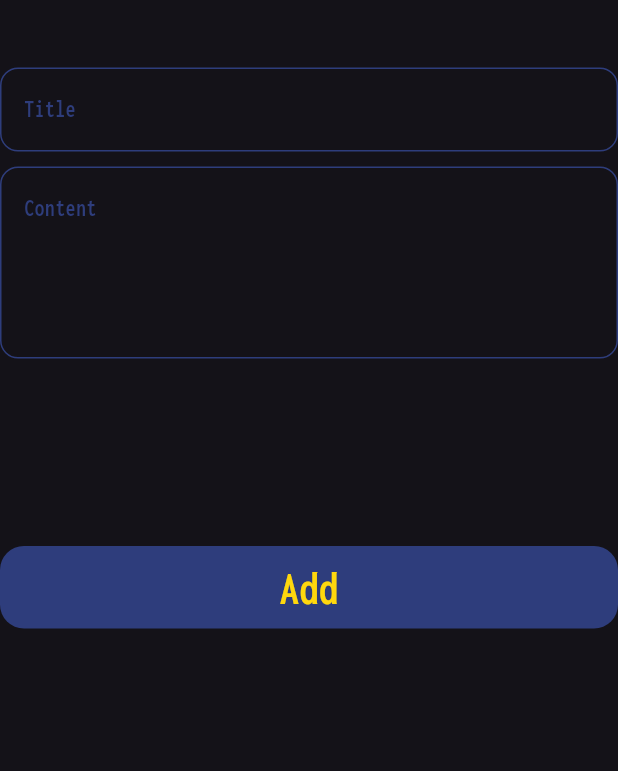
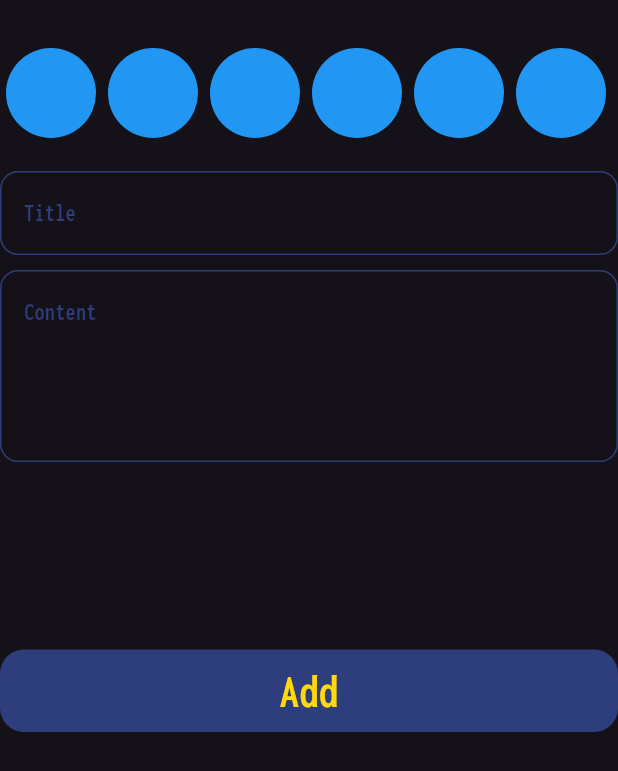
Before and after one commit to Ahmed-Yakan-10/Brainstorm-Hub, a Flutter app: the AddNoteForm widget shown alone on an empty page, opened directly, on a phone screen of 412 x 824 dp. Shown: the top 771 px of the screen. Run offline on Flutter 3.47's test engine with Material 3 defaults, Android fonts, the phone set to English and light mode, and no system bars; our stand-ins replace flutter_bloc, font_awesome_flutter, hive, hive_flutter, modal_progress_hud_nsn; accounts and stored records are empty.

Commit message:
create color List View part one

```diff
--- a/lib/widgets/add_note_form.dart
+++ b/lib/widgets/add_note_form.dart
@@ -1,5 +1,6 @@
 import 'package:brainstorm_hub/cubits/add_note_cubit/add_notes_cubit.dart';
 import 'package:brainstorm_hub/models/note_model.dart';
+import 'package:brainstorm_hub/widgets/colors_list_view.dart';
 import 'package:brainstorm_hub/widgets/custom_button.dart';
 import 'package:brainstorm_hub/widgets/custom_text_field.dart';
 import 'package:flutter/material.dart';
@@ -27,7 +28,14 @@ class _AddNoteFormState extends State<AddNoteForm> {
       child: Column(
         children: [
           SizedBox(
-            height: 45,
+            height: 30,
+          ),
+          SizedBox(
+            height: 64,
+            child: ColorListView(),
+          ),
+          SizedBox(
+            height: 20,
           ),
           CustomTextField(
             hintText: 'Title',
@@ -51,14 +59,14 @@ class _AddNoteFormState extends State<AddNoteForm> {
           BlocBuilder<AddNotesCubit, AddNotesState>(
             builder: (context, state) {
               return CustomButton(
-                isLoading: state is AddNotesLoading ? true:false,
+                isLoading: state is AddNotesLoading ? true : false,
                 onTap: () {
                   print('object');
                   if (formKey.currentState!.validate()) {
                     formKey.currentState!.save();
                     var currentDate = DateTime.now();
                     var formattedCurrentDate =
-                    DateFormat('dd-MM-yyyy').format(currentDate);
+                        DateFormat('dd-MM-yyyy').format(currentDate);
                     var noteModel = NoteModel(
                       title: title!,
                       subTitle: subTitle!,
--- /dev/null
+++ b/lib/widgets/colors_list_view.dart
@@ -0,0 +1,33 @@
+
+import 'package:flutter/material.dart';
+
+class ColorItem extends StatelessWidget {
+  const ColorItem({super.key});
+
+  @override
+  Widget build(BuildContext context) {
+    return Padding(
+      padding: const EdgeInsets.all(2),
+      child: const CircleAvatar(
+        backgroundColor: Colors.blue,
+        radius: 32,
+      ),
+    );
+  }
+}
+
+class ColorListView extends StatelessWidget {
+  const ColorListView({super.key});
+
+  @override
+  Widget build(BuildContext context) {
+    return ListView.builder(
+      itemCount: 10,
+      scrollDirection: Axis.horizontal,
+      physics: BouncingScrollPhysics(),
+      itemBuilder: (context, index) {
+        return ColorItem();
+      },
+    );
+  }
+}
```
